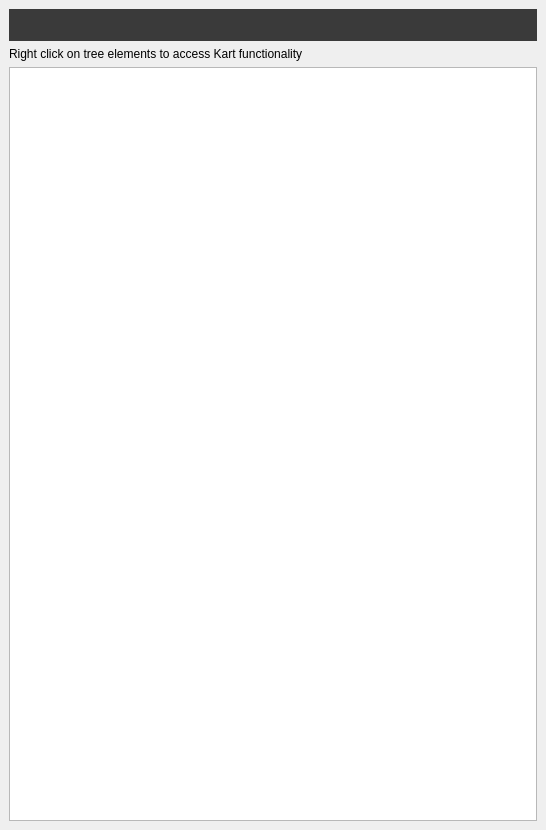
koordinates/kart-qgis-plugin, file kart/gui/dockwidget.ui: the form before one commit.
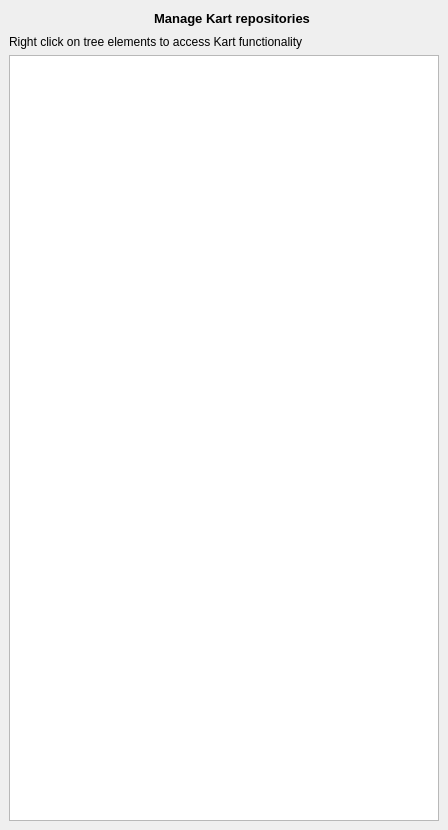
The form after the commit.

What changed in the file:
```diff
--- a/kart/gui/dockwidget.ui
+++ b/kart/gui/dockwidget.ui
@@ -6,7 +6,7 @@
    <rect>
     <x>0</x>
     <y>0</y>
-    <width>546</width>
+    <width>448</width>
     <height>830</height>
    </rect>
   </property>
@@ -19,16 +19,35 @@
   <widget class="QWidget" name="dockWidgetContents">
    <layout class="QVBoxLayout" name="verticalLayout">
     <item>
-     <widget class="QWidget" name="widget" native="true">
-      <property name="styleSheet">
-       <string notr="true">background-color: rgb(58, 58, 58);</string>
+     <layout class="QHBoxLayout" name="horizontalLayout">
+      <property name="spacing">
+       <number>9</number>
       </property>
-      <layout class="QHBoxLayout" name="horizontalLayout_2">
        <item>
-        <widget class="QLabel" name="labelHeader">
+       <spacer name="horizontalSpacer">
+        <property name="orientation">
+         <enum>Qt::Horizontal</enum>
+        </property>
+        <property name="sizeHint" stdset="0">
+         <size>
+          <width>40</width>
+          <height>20</height>
+         </size>
+        </property>
+       </spacer>
+      </item>
+      <item>
+       <widget class="QLabel" name="labelHeaderIcon">
          <property name="text">
           <string/>
          </property>
+       </widget>
+      </item>
+      <item>
+       <widget class="QLabel" name="labelHeaderText">
+        <property name="text">
+         <string>&lt;html&gt;&lt;head/&gt;&lt;body&gt;&lt;p&gt;&lt;span style=&quot; font-size:10pt; font-weight:600;&quot;&gt;Manage Kart repositories&lt;/span&gt;&lt;/p&gt;&lt;/body&gt;&lt;/html&gt;</string>
+        </property>
          <property name="scaledContents">
           <bool>false</bool>
          </property>
@@ -37,8 +56,20 @@
          </property>
         </widget>
        </item>
-      </layout>
-     </widget>
+      <item>
+       <spacer name="horizontalSpacer_2">
+        <property name="orientation">
+         <enum>Qt::Horizontal</enum>
+        </property>
+        <property name="sizeHint" stdset="0">
+         <size>
+          <width>40</width>
+          <height>20</height>
+         </size>
+        </property>
+       </spacer>
+      </item>
+     </layout>
     </item>
     <item>
      <widget class="QLabel" name="label_2">
```
Lines whose indentation alone changed are shown as unchanged.
